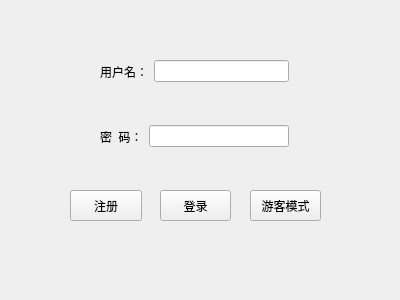
Before: the Qt Designer form login.ui in slicesteak/SheepOCR, drawn with Qt 5.
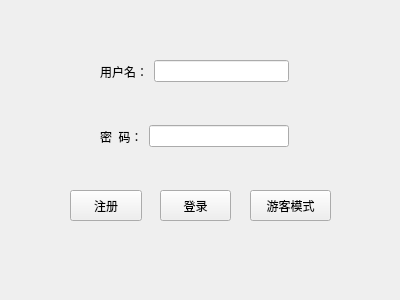
After: the same form once the commit is applied.

```diff
--- a/login.ui
+++ b/login.ui
@@ -92,7 +92,7 @@
     <rect>
      <x>250</x>
      <y>190</y>
-     <width>71</width>
+     <width>81</width>
      <height>31</height>
     </rect>
    </property>
```
